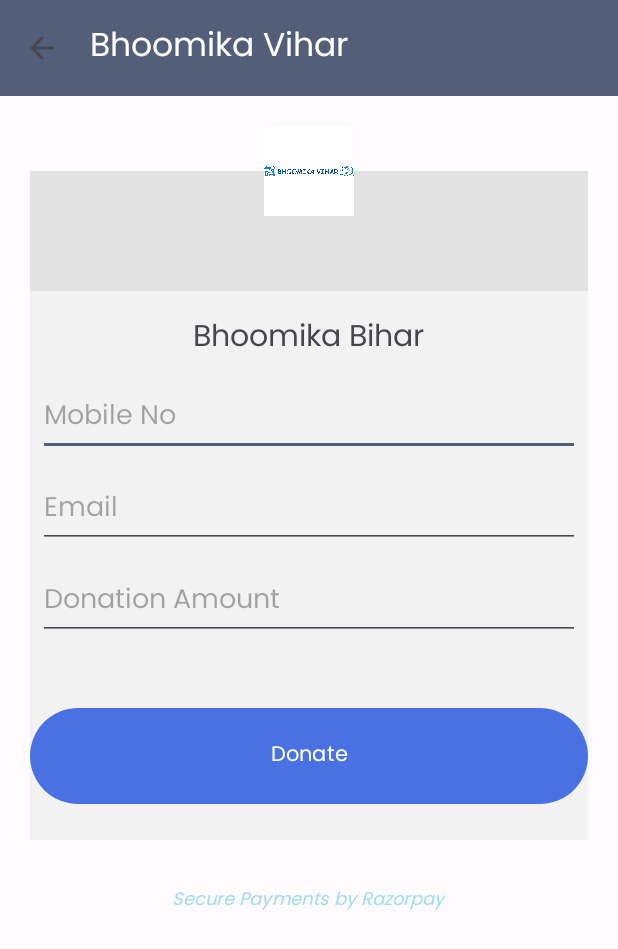
After one commit to dayaprogram/BhoomikaViharAndroid, an Android app: the DonationActivity screen opened directly, with no data from a screen before it, on a phone screen of 412 x 824 dp. The commit adds this screen. Shown: the top 949 px of the screen. Run offline under Robolectric (Android 15) with nearby library versions, the phone set to English and light mode, and no system bars; libraries missing offline, so code that uses them is left out: com.razorpay; 1 statement that could not run was skipped.

Commit message:
payment getway added

```diff
--- a/app/build.gradle
+++ b/app/build.gradle
@@ -99,4 +99,5 @@ dependencies {
     // For Kotlin users also import the Kotlin extensions library for Play In-App Update:
     implementation("com.google.android.play:app-update-ktx:2.0.0")
 
+    implementation 'com.razorpay:checkout:1.6.25'
 }
--- a/app/src/main/java/com/bhoomikabihar/surveyapp/Activity/MainFragments/home/HomeFragment.kt
+++ b/app/src/main/java/com/bhoomikabihar/surveyapp/Activity/MainFragments/home/HomeFragment.kt
@@ -12,6 +12,7 @@ import androidx.recyclerview.widget.GridLayoutManager
 import androidx.recyclerview.widget.LinearLayoutManager
 import androidx.recyclerview.widget.RecyclerView
 import com.bhoomikabihar.surveyapp.Activity.ContactUs
+import com.bhoomikabihar.surveyapp.Activity.PaymentGetway.DonationActivity
 import com.bhoomikabihar.surveyapp.Activity.PdfViewActivity
 import com.bhoomikabihar.surveyapp.Activity.RegistrationFeedback.RegisterParticipentActivity
 import com.bhoomikabihar.surveyapp.Model.DashBoardContain
@@ -53,7 +54,12 @@ class HomeFragment : Fragment(), RecyclerViewClickInterface {
                     "He+She Feedback",
                     R.drawable.hesheicon
                 ),
-
+                DashBoardContain(
+                    "Donate",
+                    "Donate",
+                    "Help To Improve",
+                    R.drawable.immigration
+                ),
                 DashBoardContain(
                     "Index",
                     "About Us",
@@ -195,6 +201,11 @@ class HomeFragment : Fragment(), RecyclerViewClickInterface {
             intent.putExtra("URL", url)
             requireView().context.startActivity(intent)
         }
+        if (DashBoardContainList[position].intentID ==  "Donate") {
+            val intent = Intent(requireView().context, DonationActivity::class.java)
+            requireView().context.startActivity(intent)
+        }
+
 
     }
 
--- /dev/null
+++ b/app/src/main/java/com/bhoomikabihar/surveyapp/Activity/PaymentGetway/DonationActivity.kt
@@ -0,0 +1,127 @@
+package com.bhoomikabihar.surveyapp.Activity.PaymentGetway
+
+import android.app.Activity
+import android.content.DialogInterface
+import androidx.appcompat.app.AppCompatActivity
+import android.os.Bundle
+import android.text.TextUtils
+import android.widget.Button
+import android.widget.EditText
+import android.widget.Toast
+import androidx.appcompat.app.AlertDialog
+import androidx.appcompat.widget.Toolbar
+import com.bhoomikabihar.surveyapp.R
+import com.razorpay.Checkout
+import com.razorpay.ExternalWalletListener
+import com.razorpay.PaymentData
+import com.razorpay.PaymentResultWithDataListener
+import org.json.JSONObject
+
+class DonationActivity : AppCompatActivity(), PaymentResultWithDataListener, ExternalWalletListener,
+    DialogInterface.OnClickListener {
+    val TAG: String = DonationActivity::class.toString()
+    private lateinit var alertDialogBuilder: AlertDialog.Builder
+    override fun onCreate(savedInstanceState: Bundle?) {
+        super.onCreate(savedInstanceState)
+        setContentView(R.layout.activity_donation)
+        val toolbar: Toolbar = findViewById(R.id.title_toolbar)
+
+        setSupportActionBar(toolbar)
+        supportActionBar?.setDisplayHomeAsUpEnabled(true);
+        supportActionBar?.setDisplayShowHomeEnabled(true);
+
+
+        Checkout.preload(applicationContext)
+        alertDialogBuilder = AlertDialog.Builder(this@DonationActivity)
+        alertDialogBuilder.setTitle("Payment Result")
+        alertDialogBuilder.setCancelable(true)
+        alertDialogBuilder.setPositiveButton("Ok", this)
+        val button: Button = findViewById(R.id.btn_pay)
+        button.setOnClickListener {
+            val donationAmt = findViewById<EditText>(R.id.donationAmt)
+            val mobileno = findViewById<EditText>(R.id.mobileno)
+            val email = findViewById<EditText>(R.id.email)
+            val donationAmtInt = donationAmt.text.toString().toInt()
+            if (donationAmt.text == null) {
+                return@setOnClickListener
+            }
+            if (mobileno.text == null) {
+                return@setOnClickListener
+            }
+            if (email.text == null) {
+                return@setOnClickListener
+            }
+            startPayment(donationAmtInt, mobileno.text.toString(), email.text.toString())
+        }
+    }
+
+    private fun startPayment(donationAmtInt: Int, mobileno: String, email: String) {
+        /*
+        *  You need to pass current activity in order to let Razorpay create CheckoutActivity
+        * */
+        val activity: Activity = this
+        val co = Checkout()
+
+
+        val etCustomOptions = findViewById<EditText>(R.id.et_custom_options)
+
+        co.setKeyID("rzp_live_L2ZWHolf7icWX0")
+
+        try {
+            var options = JSONObject()
+            if (!TextUtils.isEmpty(etCustomOptions.text.toString())) {
+                options = JSONObject(etCustomOptions.text.toString())
+            } else {
+                options.put("name", "bhoomika vihar")
+                options.put("description", "Support Marginalized Girls/Women (Bihar)")
+                //You can omit the image option to fetch the image from dashboard
+                options.put("image", "https://cdn.razorpay.com/logos/JrXzfqmCD1MbE7_large.png")
+                options.put("currency", "INR")
+                options.put("amount", donationAmtInt * 100)
+                options.put("send_sms_hash", true);
+
+                val prefill = JSONObject()
+                prefill.put("email", email)
+                prefill.put("contact", mobileno)
+
+                options.put("prefill", prefill)
+            }
+
+            co.open(activity, options)
+        } catch (e: Exception) {
+            Toast.makeText(activity, "Error in payment: " + e.message, Toast.LENGTH_LONG).show()
+            e.printStackTrace()
+        }
+    }
+
+    override fun onPaymentSuccess(p0: String?, p1: PaymentData?) {
+        try {
+            alertDialogBuilder.setMessage("Payment Successful : Payment ID: $p0\nPayment Data: ${p1?.data}")
+            alertDialogBuilder.show()
+        } catch (e: Exception) {
+            e.printStackTrace()
+        }
+    }
+
+    override fun onPaymentError(p0: Int, p1: String?, p2: PaymentData?) {
+        try {
+            alertDialogBuilder.setMessage("Payment Failed : Payment Data: ${p2?.data}")
+            alertDialogBuilder.show()
+        } catch (e: Exception) {
+            e.printStackTrace()
+        }
+    }
+
+    override fun onExternalWalletSelected(p0: String?, p1: PaymentData?) {
+        try {
+            alertDialogBuilder.setMessage("External wallet was selected : Payment Data: ${p1?.data}")
+            alertDialogBuilder.show()
+        } catch (e: Exception) {
+            e.printStackTrace()
+        }
+    }
+
+    override fun onClick(dialog: DialogInterface?, which: Int) {
+    }
+
+}
--- /dev/null
+++ b/app/src/main/res/layout/activity_donation.xml
@@ -0,0 +1,151 @@
+<?xml version="1.0" encoding="utf-8"?>
+<androidx.constraintlayout.widget.ConstraintLayout xmlns:android="http://schemas.android.com/apk/res/android"
+    xmlns:app="http://schemas.android.com/apk/res-auto"
+    xmlns:tools="http://schemas.android.com/tools"
+    android:id="@+id/participantLayout"
+    android:layout_width="match_parent"
+    android:layout_height="match_parent"
+    tools:context=".Activity.RegistrationFeedback.RegisterParticipentActivity">
+
+
+    <include
+        android:id="@+id/titlebar"
+        layout="@layout/app_title_bar"
+        android:layout_width="match_parent"
+        android:layout_height="wrap_content"
+        app:layout_constraintEnd_toEndOf="parent"
+        app:layout_constraintStart_toStartOf="parent"
+        app:layout_constraintTop_toTopOf="parent" />
+
+
+    <ScrollView
+        android:layout_width="match_parent"
+        android:layout_height="wrap_content"
+        app:layout_constraintTop_toBottomOf="@+id/titlebar">
+
+        <RelativeLayout
+
+            android:layout_width="match_parent"
+            android:layout_height="wrap_content">
+
+            <LinearLayout
+                android:layout_width="match_parent"
+                android:layout_height="match_parent"
+                android:layout_margin="20dp"
+                android:gravity="center"
+                android:orientation="vertical">
+
+                <RelativeLayout
+                    android:layout_width="match_parent"
+                    android:layout_height="110dp">
+
+                    <LinearLayout
+                        android:layout_width="match_parent"
+                        android:layout_height="80dp"
+                        android:layout_alignParentBottom="true"
+                        android:background="#E2E2E2"
+                        android:gravity="center">
+
+                        <!--                    <TextView-->
+                        <!--                        android:layout_width="wrap_content"-->
+                        <!--                        android:layout_height="wrap_content"-->
+                        <!--                        android:paddingTop="35dp"-->
+                        <!--                        android:paddingBottom="0dp"-->
+                        <!--                        android:text="Order #RZP42"-->
+                        <!--                        android:textSize="12sp" />-->
+
+                    </LinearLayout>
+
+                    <ImageView
+                        android:layout_width="60dp"
+                        android:layout_height="60dp"
+                        android:layout_centerHorizontal="true"
+                        android:background="#FFFFFF"
+                        android:src="@drawable/completelogo" />
+
+                </RelativeLayout>
+
+                <LinearLayout
+                    android:layout_width="match_parent"
+                    android:layout_height="wrap_content"
+                    android:background="#f2f2f2"
+                    android:gravity="center"
+                    android:orientation="vertical"
+                    android:paddingTop="15dp">
+
+                    <TextView
+                        android:layout_width="wrap_content"
+                        android:layout_height="wrap_content"
+                        android:layout_gravity="center_horizontal"
+                        android:paddingTop="0dp"
+                        android:paddingBottom="5dp"
+                        android:text="Bhoomika Bihar"
+                        android:textSize="20sp" />
+
+                    <EditText
+                        android:id="@+id/mobileno"
+                        android:layout_width="match_parent"
+                        android:layout_height="wrap_content"
+                        android:layout_margin="5dp"
+                        android:hint="Mobile No"
+                        android:inputType="number"
+                        android:maxLength="10" />
+
+                    <EditText
+                        android:id="@+id/email"
+                        android:layout_width="match_parent"
+                        android:layout_height="wrap_content"
+                        android:layout_margin="5dp"
+                        android:hint="Email"
+                        android:inputType="textEmailAddress" />
+
+                    <EditText
+                        android:id="@+id/donationAmt"
+                        android:layout_width="match_parent"
+                        android:layout_height="wrap_content"
+                        android:layout_margin="5dp"
+                        android:hint="Donation Amount"
+                        android:inputType="number" />
+
+                    <EditText
+                        android:id="@+id/et_custom_options"
+                        android:layout_width="match_parent"
+                        android:layout_height="wrap_content"
+                        android:layout_margin="5dp"
+                        android:hint="Custom Options"
+                        android:lines="10"
+                        android:visibility="gone" />
+
+                    <Button
+                        android:id="@+id/btn_pay"
+                        android:layout_width="match_parent"
+                        android:layout_height="72dp"
+                        android:layout_gravity="center_horizontal"
+                        android:layout_marginTop="36dp"
+                        android:layout_marginBottom="20dp"
+                        android:paddingLeft="20dp"
+                        android:paddingRight="20dp"
+                        android:text="Donate"
+                        android:textSize="14sp" />
+
+                </LinearLayout>
+
+                <TextView
+                    android:layout_width="wrap_content"
+                    android:layout_height="wrap_content"
+                    android:layout_marginTop="20dp"
+
+                    android:paddingLeft="20dp"
+                    android:paddingTop="10dp"
+                    android:paddingRight="20dp"
+                    android:paddingBottom="10dp"
+                    android:text="Secure Payments by Razorpay"
+                    android:textColor="#a1ddee"
+                    android:textSize="12sp"
+                    android:textStyle="italic" />
+
+            </LinearLayout>
+
+        </RelativeLayout>
+    </ScrollView>
+</androidx.constraintlayout.widget.ConstraintLayout>
```
Also changed, not shown: app/src/main/AndroidManifest.xml (+7 -1 lines).
